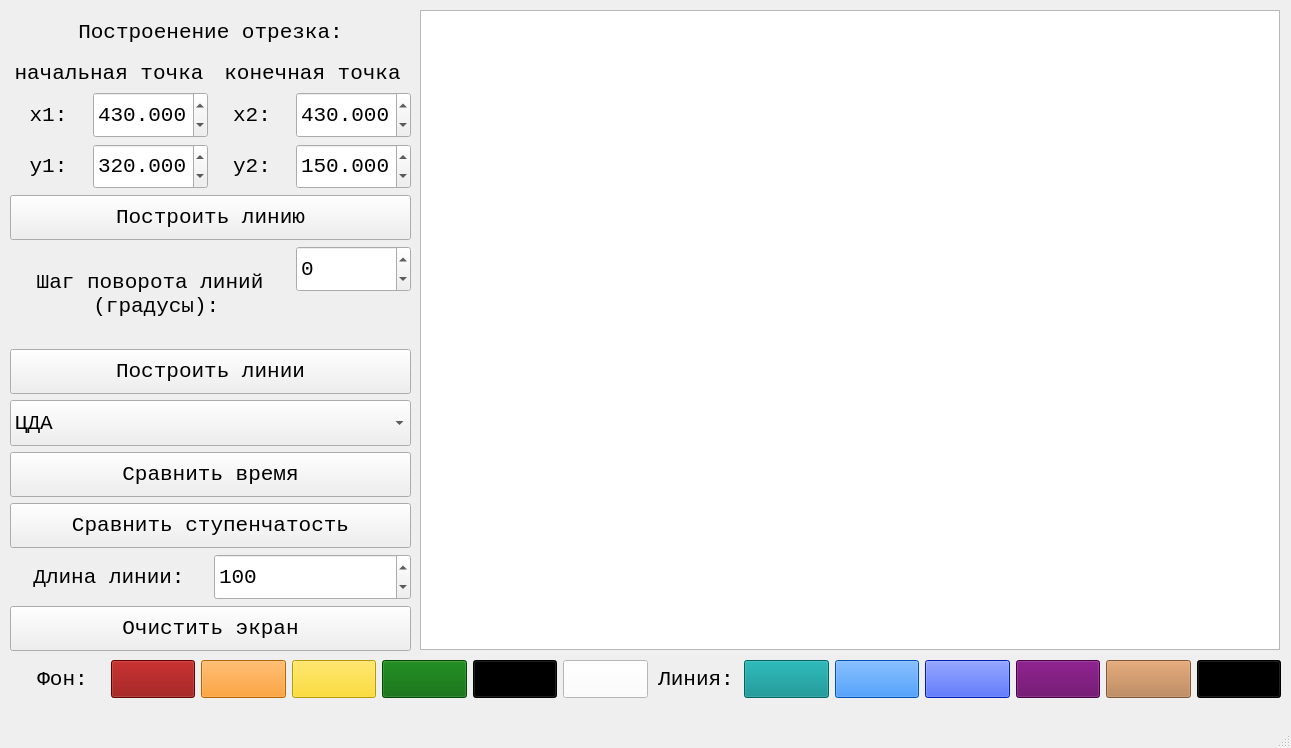
4otis/4sem-computer-graphics, file lab_03_cg/mainwindow.ui: the form before one commit.
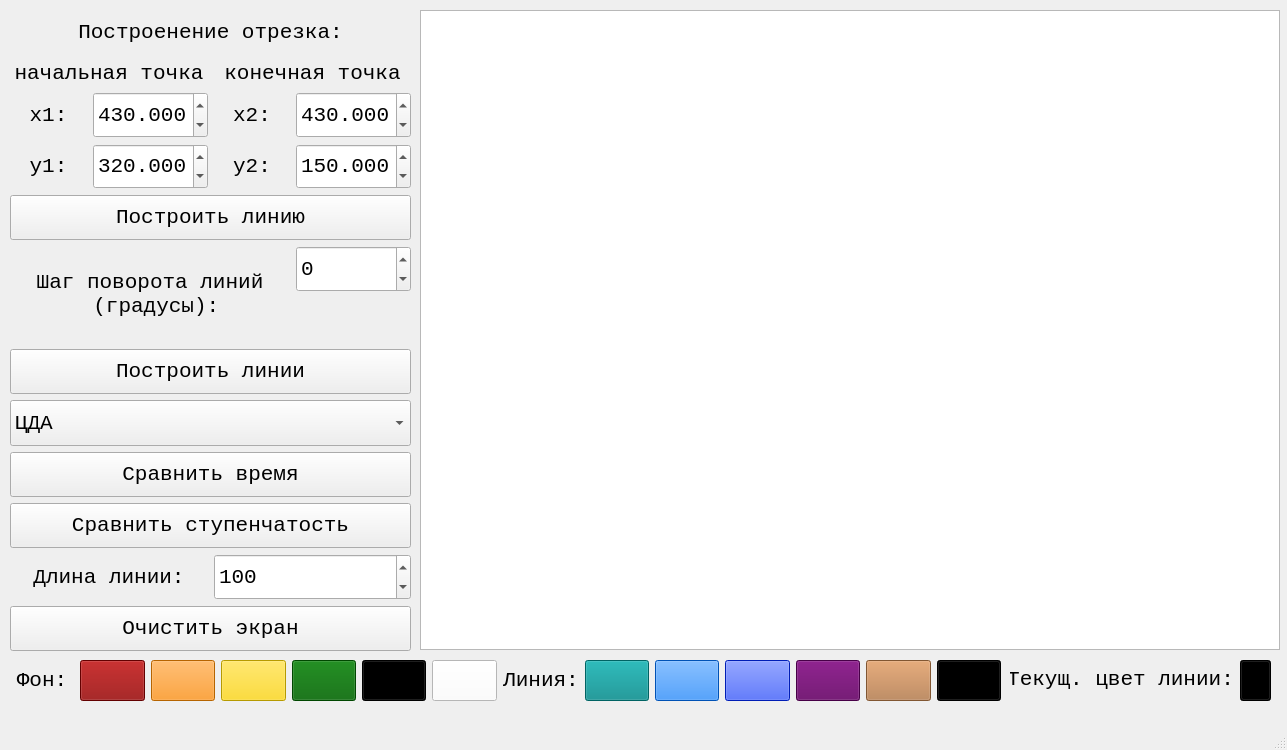
The form after the commit.

Commit message: new color was added. color changing logic was changed.

Diff of the .ui file:
```diff
--- a/lab_03_cg/mainwindow.ui
+++ b/lab_03_cg/mainwindow.ui
@@ -6,8 +6,8 @@
    <rect>
     <x>0</x>
     <y>0</y>
-    <width>1291</width>
-    <height>748</height>
+    <width>1287</width>
+    <height>750</height>
    </rect>
   </property>
   <property name="windowTitle">
@@ -491,10 +491,10 @@
    <widget class="QWidget" name="gridLayoutWidget_2">
     <property name="geometry">
      <rect>
-      <x>20</x>
+      <x>10</x>
       <y>660</y>
-      <width>1261</width>
-      <height>38</height>
+      <width>991</width>
+      <height>41</height>
      </rect>
     </property>
     <property name="font">
@@ -889,6 +889,55 @@
      </widget>
     </widget>
    </widget>
+   <widget class="QPushButton" name="colorIndicator">
+    <property name="geometry">
+     <rect>
+      <x>1240</x>
+      <y>660</y>
+      <width>31</width>
+      <height>41</height>
+     </rect>
+    </property>
+    <property name="sizePolicy">
+     <sizepolicy hsizetype="Minimum" vsizetype="Minimum">
+      <horstretch>0</horstretch>
+      <verstretch>0</verstretch>
+     </sizepolicy>
+    </property>
+    <property name="font">
+     <font>
+      <pointsize>16</pointsize>
+     </font>
+    </property>
+    <property name="styleSheet">
+     <string notr="true">background-color: rgb(0, 0, 0);</string>
+    </property>
+    <property name="text">
+     <string/>
+    </property>
+   </widget>
+   <widget class="QLabel" name="label_12">
+    <property name="geometry">
+     <rect>
+      <x>1010</x>
+      <y>660</y>
+      <width>221</width>
+      <height>39</height>
+     </rect>
+    </property>
+    <property name="font">
+     <font>
+      <family>Consolas</family>
+      <pointsize>16</pointsize>
+     </font>
+    </property>
+    <property name="text">
+     <string>Текущ. цвет линии:</string>
+    </property>
+    <property name="alignment">
+     <set>Qt::AlignCenter</set>
+    </property>
+   </widget>
   </widget>
   <widget class="QMenuBar" name="menubar">
    <property name="geometry">
```
Left out of the diff: 96 changed lines with no effect on the pictures. The commit also changes 1 other file.
